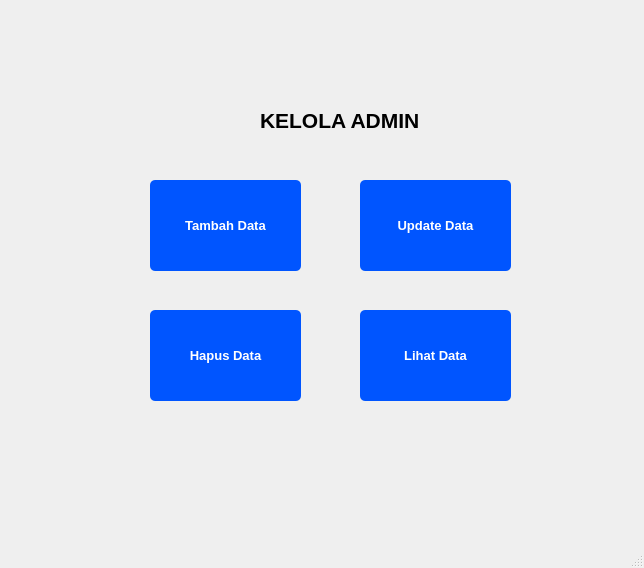
naylasalsdev-project/SudiKasusUAS, file kelola_admin.ui: the form before one commit.
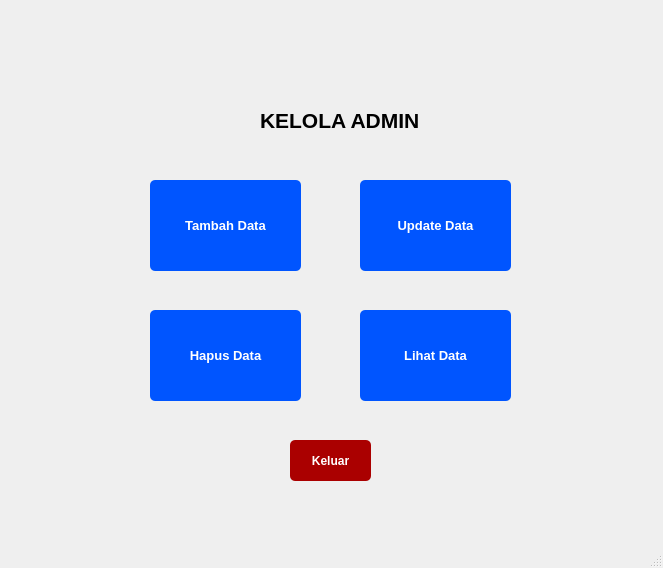
The form after the commit.

The edit to the form file:
```diff
--- a/kelola_admin.ui
+++ b/kelola_admin.ui
@@ -6,7 +6,7 @@
    <rect>
     <x>0</x>
     <y>0</y>
-    <width>644</width>
+    <width>663</width>
     <height>568</height>
    </rect>
   </property>
@@ -146,6 +146,34 @@
      <string>Update Data</string>
     </property>
    </widget>
+   <widget class="QPushButton" name="pushButton_6">
+    <property name="geometry">
+     <rect>
+      <x>290</x>
+      <y>440</y>
+      <width>81</width>
+      <height>41</height>
+     </rect>
+    </property>
+    <property name="font">
+     <font>
+      <pointsize>9</pointsize>
+      <weight>75</weight>
+      <bold>true</bold>
+     </font>
+    </property>
+    <property name="styleSheet">
+     <string notr="true">QPushButton {
+    background-color: rgb(170, 0, 0);
+    color: white;
+    border-radius: 5px;   
+    padding: 6px;           
+}</string>
+    </property>
+    <property name="text">
+     <string>Keluar</string>
+    </property>
+   </widget>
   </widget>
   <widget class="QMenuBar" name="menubar">
    <property name="geometry">
```
Left out of the diff: 2 changed lines with no effect on the pictures.
